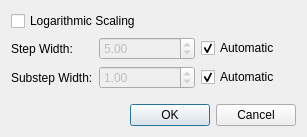
The window that kchart/shape/dialogs/AxisScalingDialog.ui (KDE/koffice-chartingshape) describes before a commit, drawn with Qt 5.
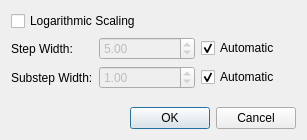
The same window after the commit.

Commit message: Use smaller steps in minor grid step width spinbox

```diff
--- a/kchart/shape/dialogs/AxisScalingDialog.ui
+++ b/kchart/shape/dialogs/AxisScalingDialog.ui
@@ -6,7 +6,7 @@
     <x>0</x>
     <y>0</y>
     <width>307</width>
-    <height>137</height>
+    <height>140</height>
    </rect>
   </property>
   <property name="windowTitle" >
@@ -92,7 +92,7 @@
       <enum>Qt::Horizontal</enum>
      </property>
      <property name="standardButtons" >
-      <set>QDialogButtonBox::Cancel|QDialogButtonBox::NoButton|QDialogButtonBox::Ok</set>
+      <set>QDialogButtonBox::Cancel|QDialogButtonBox::Ok</set>
      </property>
     </widget>
    </item>
```
Left out of the diff: 5 changed lines with no effect on the pictures.
